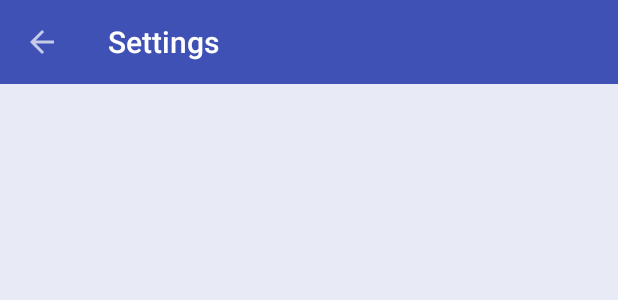
After one commit to danielgimenes/NasaPic, an Android app: the layout settings_toolbar.xml on its own in the app's theme, with its tools: preview values and no code run, on a phone screen of 412 x 824 dp. The commit adds this screen. Shown: the top 300 px of the screen. Run offline under Robolectric (Android 15) with nearby library versions, the phone set to English and light mode, and no system bars.

Commit message:
adding settings screen toolbar

```diff
--- /dev/null
+++ b/app/src/main/res/layout/settings_toolbar.xml
@@ -0,0 +1,10 @@
+<?xml version="1.0" encoding="utf-8"?>
+<android.support.v7.widget.Toolbar xmlns:android="http://schemas.android.com/apk/res/android"
+    xmlns:app="http://schemas.android.com/apk/res-auto"
+    android:id="@+id/settings_toolbar"
+    android:layout_width="match_parent"
+    android:layout_height="wrap_content"
+    android:minHeight="?attr/actionBarSize"
+    app:navigationIcon="?attr/homeAsUpIndicator"
+    app:title="@string/action_settings"
+    android:theme="@style/AppTheme.Toolbar" />
```
Also changed, not shown: app/src/main/java/br/com/dgimenes/nasapic/control/activity/SettingsActivity.java (+22 -1 lines).
